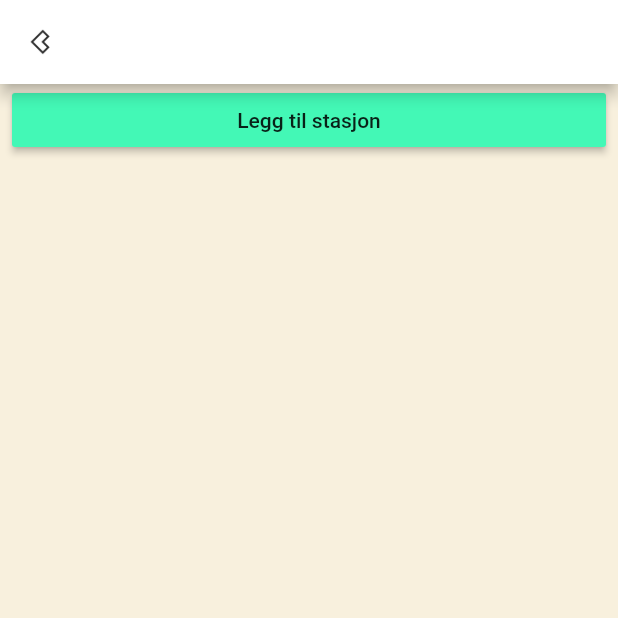
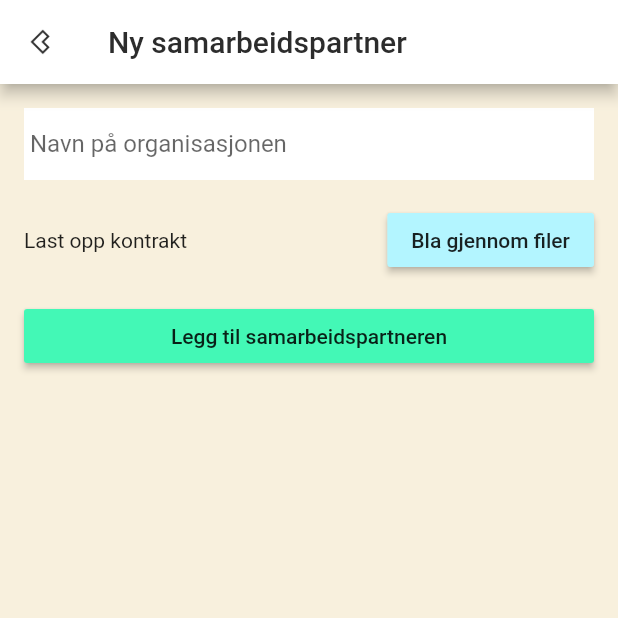
Before and after one commit to Knowit-Objectnet/oko-ombruk-mobile, a Flutter app: the NewPartneScreen screen opened directly, on a phone screen of 412 x 824 dp, the top half of it. Run offline on Flutter 3.47's test engine with Material 2 defaults, Android fonts, the phone set to English and light mode, and no system bars; our stand-ins replace bloc, equatable, flutter_bloc, flutter_secure_storage, grouped_list; missing offline and left inert: flutter_week_view, jose, openid_client; accounts and stored records are empty; Roboto replaces fonts that are missing (OsloSansOffice).

Commit message:
Implemented add partner screen for REG

```diff
--- a/app/lib/ui/tabs/RegComponents/NewPartnerScreen.dart
+++ b/app/lib/ui/tabs/RegComponents/NewPartnerScreen.dart
@@ -9,6 +9,10 @@ class NewPartneScreen extends StatefulWidget {
 }
 
 class _NewPartneScreenState extends State<NewPartneScreen> {
+  final _formKey = GlobalKey<FormState>();
+  final TextEditingController _partnerNameController = TextEditingController();
+  final _verticalPadding = EdgeInsets.symmetric(vertical: 8.0);
+
   @override
   Widget build(BuildContext context) {
     return Scaffold(
@@ -18,19 +22,94 @@ class _NewPartneScreenState extends State<NewPartneScreen> {
           icon: customIcons.image(customIcons.arrowLeft),
           onPressed: () => Navigator.pop(context),
         ),
-        title: Text('Legg til ny stasjon'),
+        title: Text(
+          'Ny samarbeidspartner',
+          style: TextStyle(color: customColors.osloBlack),
+        ),
       ),
       backgroundColor: customColors.osloLightBeige,
-      body: ListView(
-        padding: EdgeInsets.symmetric(horizontal: 8.0),
-        children: <Widget>[
-          RaisedButton(
-            onPressed: () => null,
-            color: customColors.osloGreen,
-            child: Text('Legg til stasjon'),
-          )
-        ],
+      body: GestureDetector(
+        /// .unfocus() fixes a problem where the TextFormField isn't unfocused
+        /// when the user taps outside the TextFormField.
+        onTap: () => FocusScope.of(context).unfocus(),
+        onVerticalDragDown: (_) => FocusScope.of(context).unfocus(),
+        child: Form(
+          key: _formKey,
+          child: ListView(
+            padding: EdgeInsets.symmetric(horizontal: 16.0),
+            children: <Widget>[
+              Padding(
+                padding: EdgeInsets.only(top: 16.0, bottom: 8.0),
+                child: _textInput(
+                    'Navn på organisasjonen', _partnerNameController),
+              ),
+              Padding(
+                padding: _verticalPadding,
+                child: _uploadContractRow(),
+              ),
+              Padding(
+                padding: _verticalPadding,
+                child: RaisedButton(
+                  onPressed: _submitForm,
+                  color: customColors.osloGreen,
+                  child: Text('Legg til samarbeidspartneren'),
+                ),
+              ),
+            ],
+          ),
+        ),
       ),
     );
   }
+
+  Widget _textInput(
+    String hint,
+    TextEditingController controller, {
+    Color borderColor,
+  }) {
+    return Container(
+      padding: EdgeInsets.only(left: 4.0),
+      decoration: BoxDecoration(
+          color: customColors.osloWhite,
+          border: borderColor != null
+              ? Border.all(width: 2.0, color: borderColor)
+              : null),
+      child: TextFormField(
+        controller: controller,
+        decoration: InputDecoration(
+          border: InputBorder.none,
+          hintText: hint,
+        ),
+        textCapitalization: TextCapitalization.sentences,
+        autofocus: false,
+        validator: (value) {
+          if (value.isEmpty) {
+            return 'Vennligst fyll ut feltet';
+          }
+          return null;
+        },
+      ),
+    );
+  }
+
+  Widget _uploadContractRow() {
+    return Row(
+      mainAxisAlignment: MainAxisAlignment.spaceBetween,
+      children: <Widget>[
+        Text('Last opp kontrakt'),
+        RaisedButton(
+          onPressed: () => null,
+          color: customColors.osloLightBlue,
+          child: Text('Bla gjennom filer'),
+        ),
+      ],
+    );
+  }
+
+  Future<void> _submitForm() async {
+    if (_formKey.currentState.validate()) {
+      // TODO
+      return;
+    }
+  }
 }
```
